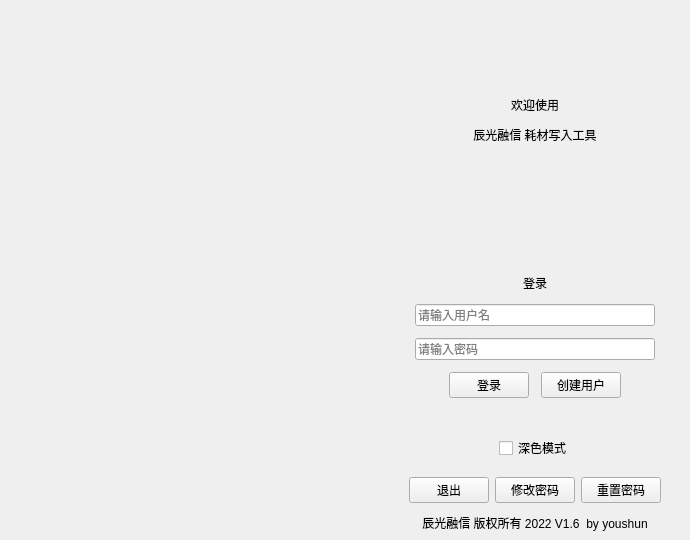
zlmone/supply_writer, file supplywriter.ui: the form before one commit.
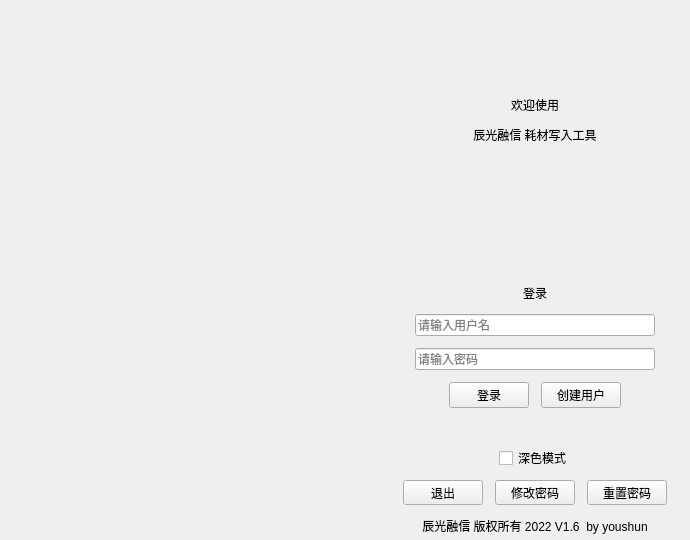
The form after the commit.

```diff
--- a/supplywriter.ui
+++ b/supplywriter.ui
@@ -48,10 +48,10 @@
        <x>380</x>
        <y>70</y>
        <width>310</width>
-       <height>390</height>
+       <height>400</height>
       </rect>
      </property>
-     <layout class="QVBoxLayout" name="verticalLayout">
+     <layout class="QVBoxLayout" name="verticalLayout_9">
       <property name="spacing">
        <number>12</number>
       </property>
@@ -245,31 +245,26 @@
       </item>
      </layout>
     </widget>
-    <widget class="QLabel" name="label_19">
+    <widget class="QWidget" name="verticalLayoutWidget_8">
      <property name="geometry">
       <rect>
        <x>380</x>
-       <y>510</y>
+       <y>480</y>
        <width>310</width>
-       <height>25</height>
+       <height>55</height>
       </rect>
      </property>
-     <property name="text">
-      <string>辰光融信 版权所有 2022 V1.6  by youshun</string>
-     </property>
-     <property name="alignment">
-      <set>Qt::AlignCenter</set>
-     </property>
-    </widget>
-    <widget class="QWidget" name="horizontalLayoutWidget_2">
-     <property name="geometry">
-      <rect>
-       <x>380</x>
-       <y>470</y>
-       <width>310</width>
-       <height>40</height>
-      </rect>
-     </property>
+     <layout class="QVBoxLayout" name="verticalLayout">
+      <property name="spacing">
+       <number>12</number>
+      </property>
+      <property name="leftMargin">
+       <number>10</number>
+      </property>
+      <property name="rightMargin">
+       <number>10</number>
+      </property>
+      <item>
      <layout class="QHBoxLayout" name="horizontalLayout_3">
       <item>
        <spacer name="horizontalSpacer_6">
@@ -328,6 +323,18 @@
        </spacer>
       </item>
      </layout>
+      </item>
+      <item>
+       <widget class="QLabel" name="label_19">
+        <property name="text">
+         <string>辰光融信 版权所有 2022 V1.6  by youshun</string>
+        </property>
+        <property name="alignment">
+         <set>Qt::AlignCenter</set>
+        </property>
+       </widget>
+      </item>
+     </layout>
     </widget>
    </widget>
    <widget class="QWidget" name="mainpage">
```
Left out of the diff: 6 changed lines with no effect on the pictures. Lines whose indentation alone changed are shown as unchanged.
